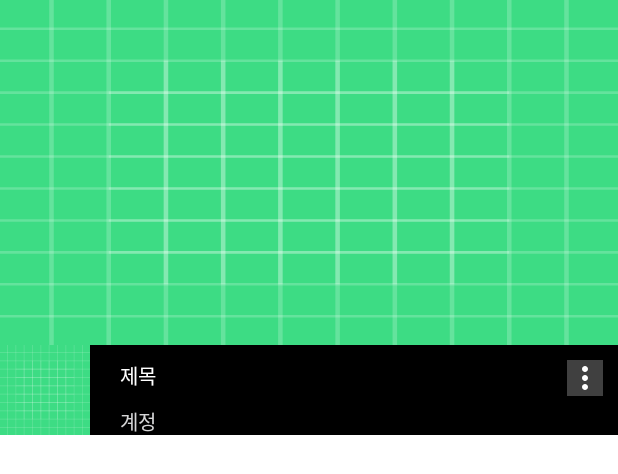
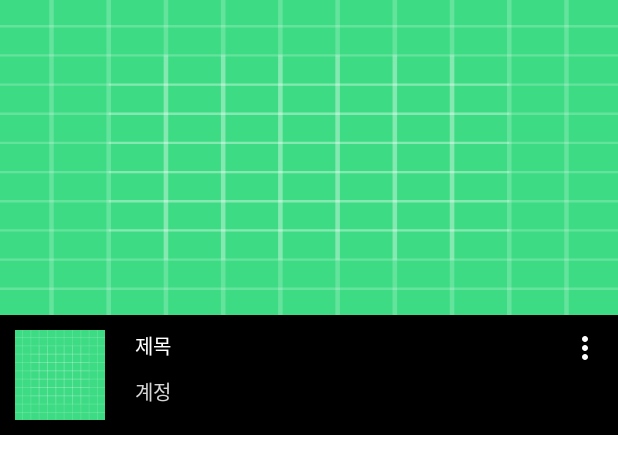
Before and after one commit to joh9911/Transpose_App, an Android app: the layout search_result_recycler_item.xml on its own in the app's theme, with its tools: preview values and no code run, on a phone screen of 412 x 824 dp. Shown: the top 474 px of the screen. Run offline under Robolectric (Android 15) with nearby library versions, the phone set to English and light mode, and no system bars.

Commit message:
feat: 비디오 정보창 수정

```diff
--- a/app/src/main/res/layout/search_result_recycler_item.xml
+++ b/app/src/main/res/layout/search_result_recycler_item.xml
@@ -10,15 +10,17 @@
     <ImageView
         android:id="@+id/thumbnail_image_view"
         android:layout_width="match_parent"
-        android:layout_height="230dp"
+        android:layout_height="210dp"
         android:scaleType="fitXY"
         android:src="@drawable/ic_launcher_background"
         app:layout_constraintTop_toTopOf="parent"
         />
+
     <ImageView
         android:id="@+id/channel_image_view"
         android:layout_width="60dp"
         android:layout_height="60dp"
+        android:layout_margin="10dp"
         android:src="@drawable/ic_launcher_background"
         app:layout_constraintTop_toBottomOf="@id/thumbnail_image_view"
         app:layout_constraintStart_toStartOf="parent"/>
@@ -50,7 +52,7 @@
         android:id="@+id/option_button"
         android:layout_width="wrap_content"
         android:layout_height="wrap_content"
-        android:background="@color/drawer_background"
+        android:background="@color/black"
         android:src="@drawable/ic_baseline_more_vert_24"
         android:layout_marginRight="10dp"
         android:layout_marginTop="10dp"
```
